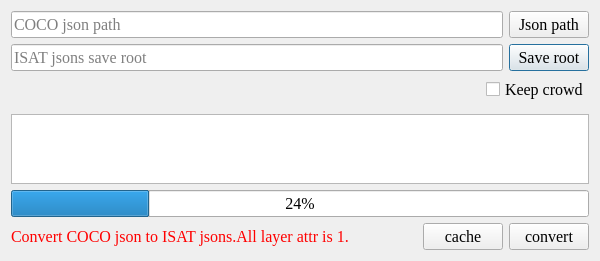
Qt form ui/COCO_to_ISAT_dialog.ui (yatengLG/ISAT_with_segment_anything) before a commit.
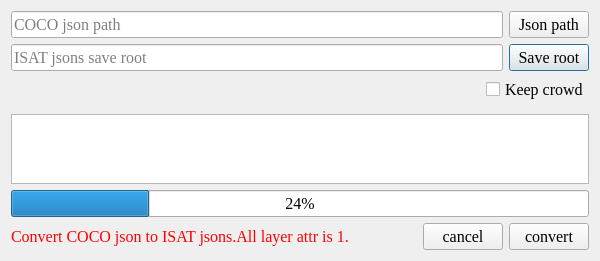
The same form after that commit. Icons and pictures are not drawn.

Diff of the .ui file:
```diff
--- a/ui/COCO_to_ISAT_dialog.ui
+++ b/ui/COCO_to_ISAT_dialog.ui
@@ -203,7 +203,7 @@
       <item>
        <widget class="QPushButton" name="pushButton_cache">
         <property name="text">
-         <string>cache</string>
+         <string>cancel</string>
         </property>
         <property name="icon">
          <iconset>
```
Left out of the diff: 2 changed lines with no effect on the pictures.
